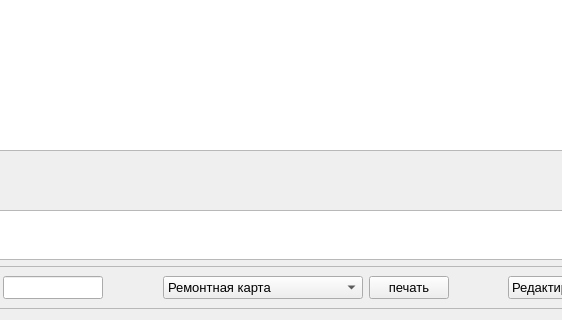
This is mainform.ui in Flamio/RepairCards as Qt 5 draws it before an edit; both pictures show x 190 to 752 and y 438 to 758 of the 989 by 758 pixel window. The edited form follows.
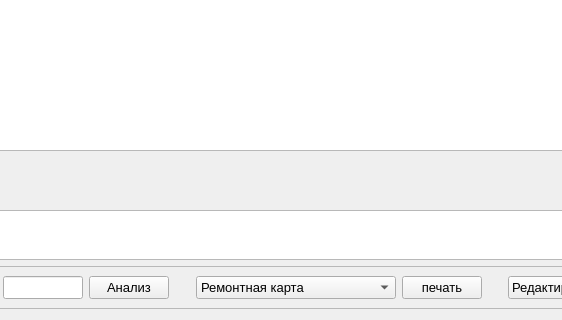
This is the edited form.

Patch:
```diff
--- a/mainform.ui
+++ b/mainform.ui
@@ -605,6 +605,13 @@
             </property>
            </widget>
           </item>
+          <item>
+           <widget class="QPushButton" name="pushButton_2">
+            <property name="text">
+             <string>Анализ</string>
+            </property>
+           </widget>
+          </item>
           <item>
            <spacer name="horizontalSpacer_4">
             <property name="font">
```
